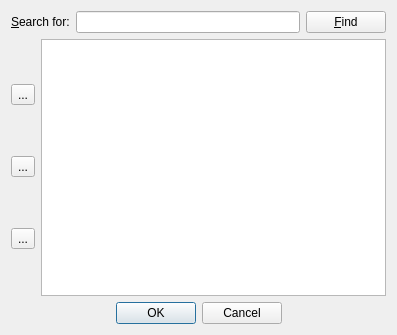
Qt form src/calibre/gui2/dialogs/tag_list_editor.ui (debian-calibre/calibre) before a commit.
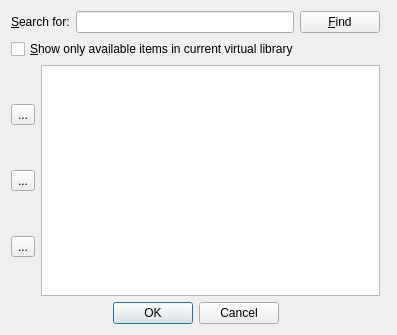
The same form after that commit. Icons and pictures are not drawn. Custom widgets are drawn as their Qt base class.

```diff
--- a/src/calibre/gui2/dialogs/tag_list_editor.ui
+++ b/src/calibre/gui2/dialogs/tag_list_editor.ui
@@ -59,7 +59,19 @@
      </item>
     </layout>
    </item>
-   <item row="1" column="0">
+   <item row="1" column="0" colspan="3">
+    <widget class="QCheckBox" name="apply_vl_checkbox">
+     <property name="toolTip">
+      <string>&lt;p&gt;Show items in the Available items box only if they appear in the
+      current virtual library. Applied items not in the VL will be marked
+      &quot;not on any book&quot;.&lt;/p&gt;</string>
+     </property>
+     <property name="text">
+      <string>&amp;Show only available items in current virtual library</string>
+     </property>
+    </widget>
+   </item>
+   <item row="2" column="0">
     <layout class="QVBoxLayout" name="verticalLayout_2">
      <item>
       <widget class="QToolButton" name="delete_button">
@@ -132,7 +144,7 @@
      </item>
     </layout>
    </item>
-   <item row="1" column="1">
+   <item row="2" column="1">
     <widget class="QTableWidget" name="table">
      <property name="alternatingRowColors">
       <bool>true</bool>
```
